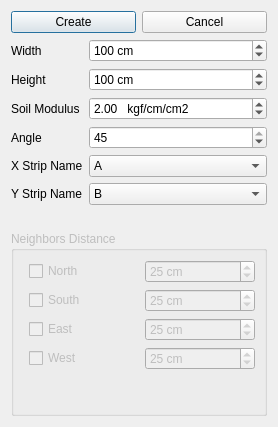
ebrahimraeyat/OSAFE, file safe/punch/Resources/ui/base_foundation_panel.ui: the form before one commit.
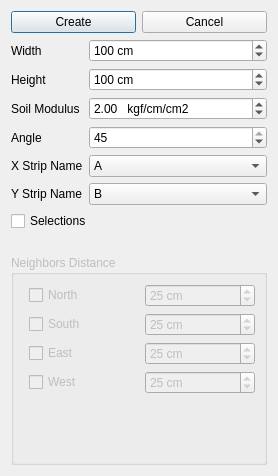
The form after the commit. Icons and pictures are not drawn.

Commit message: Add selection option in create base foundations

```diff
--- a/safe/punch/Resources/ui/base_foundation_panel.ui
+++ b/safe/punch/Resources/ui/base_foundation_panel.ui
@@ -7,7 +7,7 @@
     <x>0</x>
     <y>0</y>
     <width>278</width>
-    <height>427</height>
+    <height>476</height>
    </rect>
   </property>
   <property name="windowTitle">
@@ -219,6 +219,13 @@
        </property>
       </widget>
      </item>
+     <item row="9" column="0" colspan="2">
+      <widget class="QCheckBox" name="selection_checkbox">
+       <property name="text">
+        <string>Selections</string>
+       </property>
+      </widget>
+     </item>
     </layout>
    </item>
    <item>
```
The commit also changes 1 other file.
